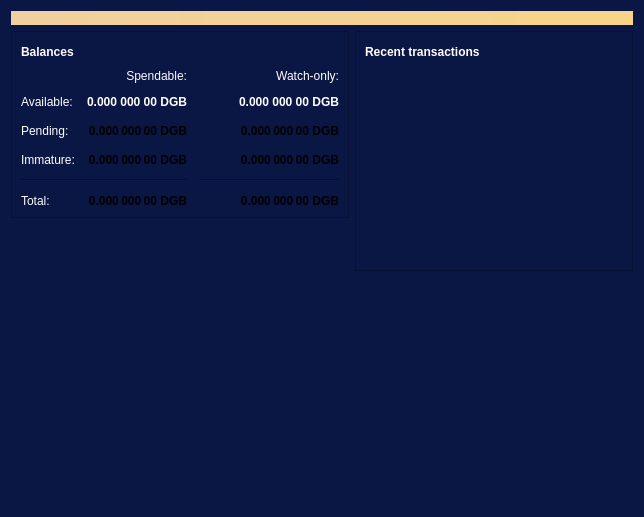
digibyte/digibyte, file src/qt/forms/overviewpage.ui: the form before one commit.
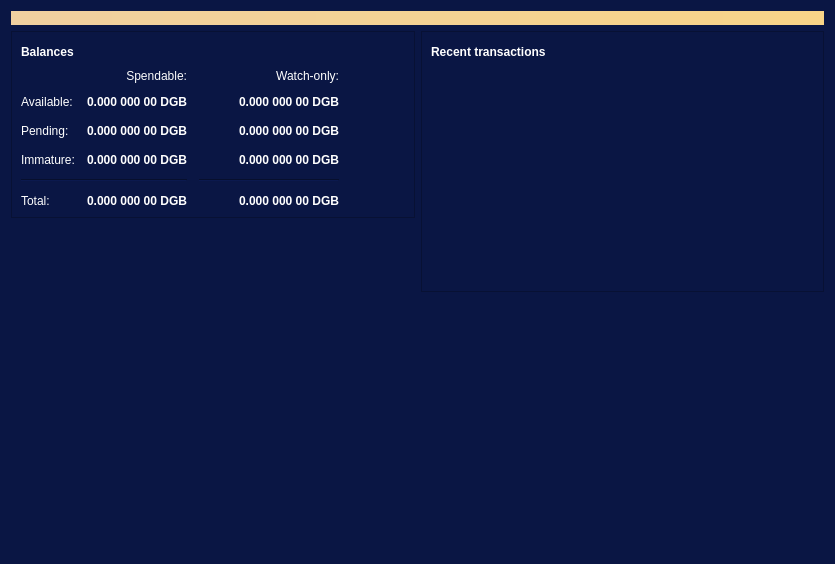
The form after the commit. Icons and pictures are not drawn.

Diff of the .ui file:
```diff
--- a/src/qt/forms/overviewpage.ui
+++ b/src/qt/forms/overviewpage.ui
@@ -6,8 +6,8 @@
    <rect>
     <x>0</x>
     <y>0</y>
-    <width>644</width>
-    <height>517</height>
+    <width>835</width>
+    <height>564</height>
    </rect>
   </property>
   <property name="windowTitle">
@@ -45,6 +45,12 @@
       <layout class="QVBoxLayout" name="verticalLayout_2">
        <item>
         <widget class="QFrame" name="frame">
+         <property name="autoFillBackground">
+          <bool>true</bool>
+         </property>
+         <property name="styleSheet">
+          <string notr="true">background-color: rgb(10, 22, 68);</string>
+         </property>
          <property name="frameShape">
           <enum>QFrame::StyledPanel</enum>
          </property>
@@ -135,7 +141,7 @@
                <string>Unconfirmed transactions to watch-only addresses</string>
               </property>
               <property name="text">
-               <string notr="true">0.000 000 00 DGB</string>
+               <string notr="true">&lt;html&gt;&lt;head/&gt;&lt;body&gt;&lt;p&gt;&lt;span style=&quot; color:#ffffff;&quot;&gt;0.000 000 00 DGB&lt;/span&gt;&lt;/p&gt;&lt;/body&gt;&lt;/html&gt;</string>
               </property>
               <property name="alignment">
                <set>Qt::AlignRight|Qt::AlignTrailing|Qt::AlignVCenter</set>
@@ -160,7 +166,7 @@
                <string>Total of transactions that have yet to be confirmed, and do not yet count toward the spendable balance</string>
               </property>
               <property name="text">
-               <string notr="true">0.000 000 00 DGB</string>
+               <string notr="true">&lt;html&gt;&lt;head/&gt;&lt;body&gt;&lt;p&gt;&lt;span style=&quot; color:#ffffff;&quot;&gt;0.000 000 00 DGB&lt;/span&gt;&lt;/p&gt;&lt;/body&gt;&lt;/html&gt;</string>
               </property>
               <property name="alignment">
                <set>Qt::AlignRight|Qt::AlignTrailing|Qt::AlignVCenter</set>
@@ -185,7 +191,7 @@
                <string>Mined balance in watch-only addresses that has not yet matured</string>
               </property>
               <property name="text">
-               <string notr="true">0.000 000 00 DGB</string>
+               <string notr="true">&lt;html&gt;&lt;head/&gt;&lt;body&gt;&lt;p&gt;&lt;span style=&quot; color:#ffffff;&quot;&gt;0.000 000 00 DGB&lt;/span&gt;&lt;/p&gt;&lt;/body&gt;&lt;/html&gt;</string>
               </property>
               <property name="alignment">
                <set>Qt::AlignRight|Qt::AlignTrailing|Qt::AlignVCenter</set>
@@ -243,7 +249,7 @@
                <string>Mined balance that has not yet matured</string>
               </property>
               <property name="text">
-               <string notr="true">0.000 000 00 DGB</string>
+               <string notr="true">&lt;html&gt;&lt;head/&gt;&lt;body&gt;&lt;p&gt;&lt;span style=&quot; color:#ffffff;&quot;&gt;0.000 000 00 DGB&lt;/span&gt;&lt;/p&gt;&lt;/body&gt;&lt;/html&gt;</string>
               </property>
               <property name="alignment">
                <set>Qt::AlignRight|Qt::AlignTrailing|Qt::AlignVCenter</set>
@@ -288,7 +294,7 @@
                <string>Your current total balance</string>
               </property>
               <property name="text">
-               <string notr="true">0.000 000 00 DGB</string>
+               <string notr="true">&lt;html&gt;&lt;head/&gt;&lt;body&gt;&lt;p&gt;&lt;span style=&quot; color:#ffffff;&quot;&gt;0.000 000 00 DGB&lt;/span&gt;&lt;/p&gt;&lt;/body&gt;&lt;/html&gt;</string>
               </property>
               <property name="alignment">
                <set>Qt::AlignRight|Qt::AlignTrailing|Qt::AlignVCenter</set>
@@ -313,7 +319,7 @@
                <string>Current total balance in watch-only addresses</string>
               </property>
               <property name="text">
-               <string notr="true">0.000 000 00 DGB</string>
+               <string notr="true">&lt;html&gt;&lt;head/&gt;&lt;body&gt;&lt;p&gt;&lt;span style=&quot; color:#ffffff;&quot;&gt;0.000 000 00 DGB&lt;/span&gt;&lt;/p&gt;&lt;/body&gt;&lt;/html&gt;</string>
               </property>
               <property name="alignment">
                <set>Qt::AlignRight|Qt::AlignTrailing|Qt::AlignVCenter</set>
@@ -427,6 +433,12 @@
        </item>
        <item>
         <widget class="QLabel" name="label_6">
+         <property name="autoFillBackground">
+          <bool>true</bool>
+         </property>
+         <property name="styleSheet">
+          <string notr="true">background-color: rgb(10, 22, 68);</string>
+         </property>
          <property name="text">
           <string/>
          </property>
@@ -450,6 +462,12 @@
       <layout class="QVBoxLayout" name="verticalLayout_3">
        <item>
         <widget class="QFrame" name="frame_2">
+         <property name="autoFillBackground">
+          <bool>true</bool>
+         </property>
+         <property name="styleSheet">
+          <string notr="true">background-color: rgb(10, 22, 68);</string>
+         </property>
          <property name="frameShape">
           <enum>QFrame::StyledPanel</enum>
          </property>
```
